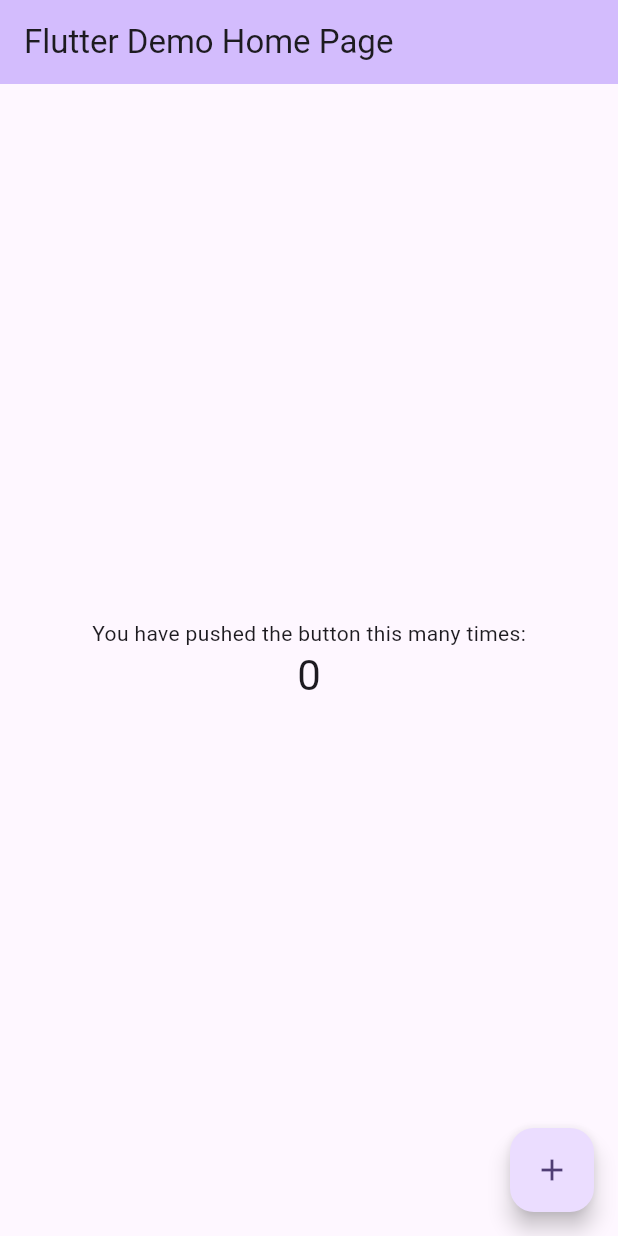
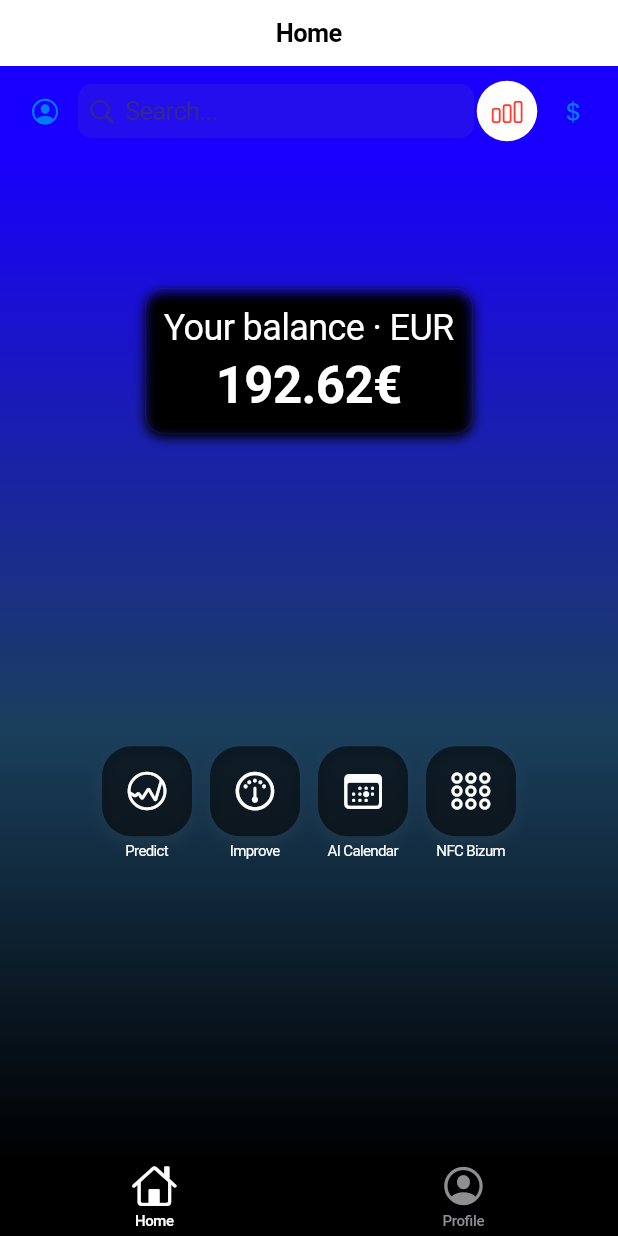
Before and after one commit to DidacDV/HackUPC-2025-FrontEnd, a Flutter app: the screen it shows after launch, on a phone screen of 412 x 824 dp. Run offline on Flutter 3.47's test engine with Material 3 defaults, Android fonts, the light colour scheme and no system bars.

Commit message:
noFeat-Initial projet structure and styles

```diff
--- a/lib/main.dart
+++ b/lib/main.dart
@@ -1,4 +1,6 @@
-import 'package:flutter/material.dart';
+import 'package:flutter/cupertino.dart';
+import 'package:revolut_hackupc/routes/app_routes.dart';
+import 'package:revolut_hackupc/screens/TabScaffold.dart';
 
 void main() {
   runApp(const MyApp());
@@ -7,116 +9,11 @@ void main() {
 class MyApp extends StatelessWidget {
   const MyApp({super.key});
 
-  // This widget is the root of your application.
   @override
   Widget build(BuildContext context) {
-    return MaterialApp(
-      title: 'Flutter Demo',
-      theme: ThemeData(
-        // This is the theme of your application.
-        //
-        // TRY THIS: Try running your application with "flutter run". You'll see
-        // the application has a purple toolbar. Then, without quitting the app,
-        // try changing the seedColor in the colorScheme below to Colors.green
-        // and then invoke "hot reload" (save your changes or press the "hot
-        // reload" button in a Flutter-supported IDE, or press "r" if you used
-        // the command line to start the app).
-        //
-        // Notice that the counter didn't reset back to zero; the application
-        // state is not lost during the reload. To reset the state, use hot
-        // restart instead.
-        //
-        // This works for code too, not just values: Most code changes can be
-        // tested with just a hot reload.
-        colorScheme: ColorScheme.fromSeed(seedColor: Colors.deepPurple),
-      ),
-      home: const MyHomePage(title: 'Flutter Demo Home Page'),
+    return CupertinoApp(
+      home: TabScaffold(),
+      routes: AppRoutes.routes,
     );
   }
 }
-
-class MyHomePage extends StatefulWidget {
-  const MyHomePage({super.key, required this.title});
-
-  // This widget is the home page of your application. It is stateful, meaning
-  // that it has a State object (defined below) that contains fields that affect
-  // how it looks.
-
-  // This class is the configuration for the state. It holds the values (in this
-  // case the title) provided by the parent (in this case the App widget) and
-  // used by the build method of the State. Fields in a Widget subclass are
-  // always marked "final".
-
-  final String title;
-
-  @override
-  State<MyHomePage> createState() => _MyHomePageState();
-}
-
-class _MyHomePageState extends State<MyHomePage> {
-  int _counter = 0;
-
-  void _incrementCounter() {
-    setState(() {
-      // This call to setState tells the Flutter framework that something has
-      // changed in this State, which causes it to rerun the build method below
-      // so that the display can reflect the updated values. If we changed
-      // _counter without calling setState(), then the build method would not be
-      // called again, and so nothing would appear to happen.
-      _counter++;
-    });
-  }
-
-  @override
-  Widget build(BuildContext context) {
-    // This method is rerun every time setState is called, for instance as done
-    // by the _incrementCounter method above.
-    //
-    // The Flutter framework has been optimized to make rerunning build methods
-    // fast, so that you can just rebuild anything that needs updating rather
-    // than having to individually change instances of widgets.
-    return Scaffold(
-      appBar: AppBar(
-        // TRY THIS: Try changing the color here to a specific color (to
-        // Colors.amber, perhaps?) and trigger a hot reload to see the AppBar
-        // change color while the other colors stay the same.
-        backgroundColor: Theme.of(context).colorScheme.inversePrimary,
-        // Here we take the value from the MyHomePage object that was created by
-        // the App.build method, and use it to set our appbar title.
-        title: Text(widget.title),
-      ),
-      body: Center(
-        // Center is a layout widget. It takes a single child and positions it
-        // in the middle of the parent.
-        child: Column(
-          // Column is also a layout widget. It takes a list of children and
-          // arranges them vertically. By default, it sizes itself to fit its
-          // children horizontally, and tries to be as tall as its parent.
-          //
-          // Column has various properties to control how it sizes itself and
-          // how it positions its children. Here we use mainAxisAlignment to
-          // center the children vertically; the main axis here is the vertical
-          // axis because Columns are vertical (the cross axis would be
-          // horizontal).
-          //
-          // TRY THIS: Invoke "debug painting" (choose the "Toggle Debug Paint"
-          // action in the IDE, or press "p" in the console), to see the
-          // wireframe for each widget.
-          mainAxisAlignment: MainAxisAlignment.center,
-          children: <Widget>[
-            const Text('You have pushed the button this many times:'),
-            Text(
-              '$_counter',
-              style: Theme.of(context).textTheme.headlineMedium,
-            ),
-          ],
-        ),
-      ),
-      floatingActionButton: FloatingActionButton(
-        onPressed: _incrementCounter,
-        tooltip: 'Increment',
-        child: const Icon(Icons.add),
-      ), // This trailing comma makes auto-formatting nicer for build methods.
-    );
-  }
-}
--- /dev/null
+++ b/lib/routes/app_routes.dart
@@ -0,0 +1,13 @@
+import 'package:flutter/cupertino.dart';
+import 'package:revolut_hackupc/screens/predict_screen.dart';
+import '/screens/home_screen.dart';
+import '/screens/profile_screen.dart';
+class AppRoutes {
+  static const String home = '/';
+  static const String profile = '/profile';
+  static const String predict = '/predict';
+  static Map<String, WidgetBuilder> routes = {
+    profile: (context) => const ProfileScreen(),
+    predict: (context) => const PredictScreen(),
+  };
+}
--- /dev/null
+++ b/lib/screens/TabScaffold.dart
@@ -0,0 +1,38 @@
+import 'package:flutter/cupertino.dart';
+import 'home_screen.dart';
+import 'profile_screen.dart';
+
+class TabScaffold extends StatelessWidget {
+  const TabScaffold({super.key});
+
+  @override
+  Widget build(BuildContext context) {
+    return CupertinoTabScaffold(
+      tabBar: CupertinoTabBar(
+        backgroundColor: Color(0xFF000000),
+        activeColor: CupertinoColors.white,
+        inactiveColor: CupertinoColors.systemGrey,
+        items: [
+          BottomNavigationBarItem(
+            icon: Icon(CupertinoIcons.home),
+            label: 'Home',
+          ),
+          BottomNavigationBarItem(
+            icon: Icon(CupertinoIcons.profile_circled),
+            label: 'Profile',
+          ),
+        ],
+      ),
+      tabBuilder: (context, index) {
+        switch (index) {
+          case 0:
+            return const HomeScreen();
+          case 1:
+            return const ProfileScreen();
+          default:
+            return const Center(child: Text("Unknown tab"));
+        }
+      },
+    );
+  }
+}
--- /dev/null
+++ b/lib/screens/home_screen.dart
@@ -0,0 +1,70 @@
+import 'package:flutter/cupertino.dart';
+import 'package:revolut_hackupc/widgets/base_layout.dart';
+import '../widgets/container_styled.dart';
+import '../widgets/CupertinoCard.dart';
+import '../widgets/FloatingActionMenu.dart';
+
+class HomeScreen extends StatelessWidget {
+  const HomeScreen({super.key});
+
+  @override
+  Widget build(BuildContext context) {
+    return BaseLayout(
+      title: 'Home',
+      child: GradientBackground(child: Column(
+        mainAxisAlignment: MainAxisAlignment.start,
+        children: [
+          const SizedBox(height: 80),
+          CupertinoCard(
+            onTap: () {
+              print("Card tapped!");
+            },
+            child: Column(
+              mainAxisAlignment: MainAxisAlignment.center,
+              children: [
+                const Text(
+                  "Your balance · EUR",
+                  style: TextStyle(
+                    color: CupertinoColors.white,
+                    fontSize: 24,
+                  ),
+                ),
+                const SizedBox(height: 4),
+                const Text(
+                  "192.62€",
+                  style: TextStyle(
+                    color: CupertinoColors.white,
+                    fontSize: 34,
+                    fontWeight: FontWeight.bold,
+                  ),
+                ),
+
+              ],
+            ),
+          ),
+          Expanded(
+            child:Row(
+              mainAxisAlignment: MainAxisAlignment.center,
+              crossAxisAlignment: CrossAxisAlignment.center,
+              children: [
+                FloatingActionMenu(
+                items: [
+                  FloatingActionItem(icon: CupertinoIcons.graph_circle, onPressed: () {
+                    Navigator.of(context, rootNavigator: true).pushNamed("/predict");
+                  }, label: "Predict"),
+                  FloatingActionItem(icon: CupertinoIcons.gauge, onPressed: () {}, label: "Improve"),
+                  FloatingActionItem(icon: CupertinoIcons.calendar_today, onPressed: () {}, label: "AI Calendar"),
+                  FloatingActionItem(icon: CupertinoIcons.circle_grid_3x3, onPressed: () {}, label: "NFC Bizum"),
+                ],
+              )
+              ]
+              ,)
+
+          )
+
+        ],
+      ))
+
+    );
+  }
+}
--- /dev/null
+++ b/lib/screens/predict_screen.dart
@@ -0,0 +1,19 @@
+import 'package:flutter/cupertino.dart';
+
+class PredictScreen extends StatelessWidget {
+  const PredictScreen({super.key});
+
+  @override
+  Widget build(BuildContext context) {
+    return CupertinoPageScaffold(
+      navigationBar: const CupertinoNavigationBar(
+        middle: Text('Predict'),
+      ),
+      child: SafeArea(
+        child: Center(
+          child: Text('Predict Screen Content'),
+        ),
+      ),
+    );
+  }
+}
--- /dev/null
+++ b/lib/screens/profile_screen.dart
@@ -0,0 +1,22 @@
+import 'package:flutter/cupertino.dart';
+import 'package:revolut_hackupc/widgets/base_layout.dart';
+
+class ProfileScreen extends StatelessWidget {
+  const ProfileScreen({super.key});
+
+  @override
+  Widget build(BuildContext context) {
+    return BaseLayout(
+        title: 'Profile',
+        child: Column(
+          mainAxisAlignment: MainAxisAlignment.center,
+          children: [
+            const Text("this is profile"),
+            CupertinoButton(onPressed: () {
+              Navigator.pushNamed(context, '/');
+            }, child: const Text("to Home"))
+          ],
+        )
+    );
+  }
+}
--- /dev/null
+++ b/lib/widgets/CupertinoCard.dart
@@ -0,0 +1,43 @@
+import 'package:flutter/cupertino.dart';
+import 'package:flutter/material.dart';
+
+class CupertinoCard extends StatelessWidget {
+  final Widget child;
+  final EdgeInsetsGeometry padding;
+  final EdgeInsetsGeometry margin;
+  final VoidCallback? onTap;
+
+  const CupertinoCard({
+    Key? key,
+    required this.child,
+    this.padding = const EdgeInsets.all(12),
+    this.margin = const EdgeInsets.symmetric(vertical: 8, horizontal: 16),
+    this.onTap,
+  }) : super(key: key);
+
+  @override
+  Widget build(BuildContext context) {
+    return GestureDetector(
+      onTap: onTap,
+      child: Container(
+        margin: margin,
+        padding: padding,
+        decoration: BoxDecoration(
+          borderRadius: BorderRadius.circular(12),
+          boxShadow: [
+            BoxShadow(
+              color: CupertinoColors.black,
+              blurRadius: 6,
+              offset: Offset(0, 3),
+            ),
+          ],
+          border: Border.all(
+            color: CupertinoColors.separator.resolveFrom(context),
+            width: 0.5,
+          ),
+        ),
+        child: child,
+      ),
+    );
+  }
+}
--- /dev/null
+++ b/lib/widgets/FloatingActionMenu.dart
@@ -0,0 +1,74 @@
+import 'package:flutter/cupertino.dart';
+
+class FloatingActionMenu extends StatelessWidget {
+  final List<FloatingActionItem> items;
+
+  const FloatingActionMenu({super.key, required this.items});
+
+  @override
+  Widget build(BuildContext context) {
+    return Align(
+      alignment: Alignment.center,
+      child: Padding(
+        padding: const EdgeInsets.all(16),
+        child: Row(
+          mainAxisSize: MainAxisSize.min,
+          children: items
+              .map((item) => Padding(
+            padding: const EdgeInsets.symmetric(horizontal: 6),
+            child: GestureDetector(
+              onTap: item.onPressed,
+              child: Column(
+                mainAxisAlignment: MainAxisAlignment.center,
+                children: [
+                  Container(
+                    width: 60,
+                    height: 60, // Reduced height to fit the icon only
+                    decoration: BoxDecoration(
+                      color: Color(0x99000000),
+                      borderRadius: BorderRadius.circular(20),
+                      boxShadow: [
+                        BoxShadow(
+                          color: CupertinoColors.systemGrey.withOpacity(0.1),
+                          blurRadius: 8,
+                          offset: const Offset(0, 4),
+                        ),
+                      ],
+                    ),
+                    child: Icon(
+                      item.icon,
+                      color: CupertinoColors.white,
+                      size: 30, // Adjust size if needed
+                    ),
+                  ),
+                  const SizedBox(height: 4),
+                  Text(
+                    item.label,
+                    style: const TextStyle(
+                      fontSize: 10,
+                      color: CupertinoColors.white,
+                    ),
+                    textAlign: TextAlign.center,
+                  ),
+                ],
+              ),
+            ),
+          ))
+              .toList(),
+        ),
+      ),
+    );
+  }
+}
+
+class FloatingActionItem {
+  final IconData icon;
+  final VoidCallback onPressed;
+  final String label;
+
+  FloatingActionItem({
+    required this.icon,
+    required this.onPressed,
+    required this.label,
+  });
+}
--- /dev/null
+++ b/lib/widgets/base_layout.dart
@@ -0,0 +1,76 @@
+import 'package:flutter/cupertino.dart';
+
+class BaseLayout extends StatelessWidget {
+  final String title;
+  final Widget child;
+
+  const BaseLayout({
+    super.key,
+    required this.title,
+    required this.child,
+  });
+
+  @override
+  Widget build(BuildContext context) {
+    return CupertinoPageScaffold(
+      navigationBar: CupertinoNavigationBar(
+        middle: Text(title),
+      ),
+      child: SafeArea(
+        child: Column(
+          children: [
+            Container(
+              color: Color(0xFF1900FC),
+              padding: const EdgeInsets.all(8.0),
+              child: Row(
+                children: [
+                  CupertinoButton(
+                    padding: const EdgeInsets.all(10.0),
+                    child: const Icon(CupertinoIcons.profile_circled),
+                    onPressed: () {
+                    },
+                  ),
+                  Expanded(
+                    child: CupertinoSearchTextField(
+                      placeholder: 'Search...',
+                      onChanged: (value) {
+                      },
+                    ),
+                  ),
+                  Row(
+                    children: [
+                      CupertinoButton(
+                        padding: EdgeInsets.zero,
+                        onPressed: () {},
+                        child: Container(
+                          padding: const EdgeInsets.all(10.0),
+                          decoration: BoxDecoration(
+                            color: CupertinoColors.white, // Background color
+                            shape: BoxShape.circle,
+                          ),
+                          child: const Icon(
+                            CupertinoIcons.chart_bar,
+                            color: CupertinoColors.destructiveRed,
+                          ),
+                        ),
+                      ),
+                      CupertinoButton(
+                        padding: const EdgeInsets.all(10.0),
+                        child: const Icon(CupertinoIcons.money_dollar),
+                        onPressed: () {
+                        },
+                      ),
+                    ],
+                  )
+                ],
+              ),
+            ),
+            Expanded(
+              child: child,
+            ),
+          ],
+        ),
+      ),
+    );
+  }
+}
--- /dev/null
+++ b/lib/widgets/container_styled.dart
@@ -0,0 +1,30 @@
+import 'package:flutter/cupertino.dart';
+
+class GradientBackground extends StatelessWidget {
+  final Widget child;
+
+  const GradientBackground({super.key, required this.child});
+
+  @override
+  Widget build(BuildContext context) {
+    return Container(
+      decoration: const BoxDecoration(
+        gradient: LinearGradient(
+          colors: [
+            Color(0xFF1900FC),
+            Color(0xFF1A3F5C),
+            Color(0xFF000000),
+          ],
+          stops: [
+            0.0,
+            0.57,
+            1,
+          ],
+          begin: Alignment.topCenter,
+          end: Alignment.bottomCenter,
+        )
+      ),
+      child: child,
+    );
+  }
+}
```
